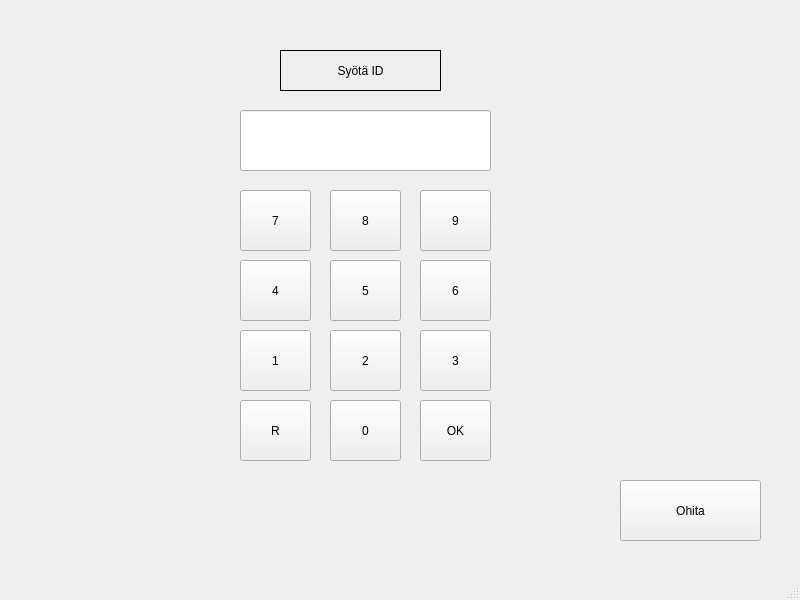
Old version of the form bankautomat/mainwindow.ui in the repository tvt21kmo-bank-project/group_5.
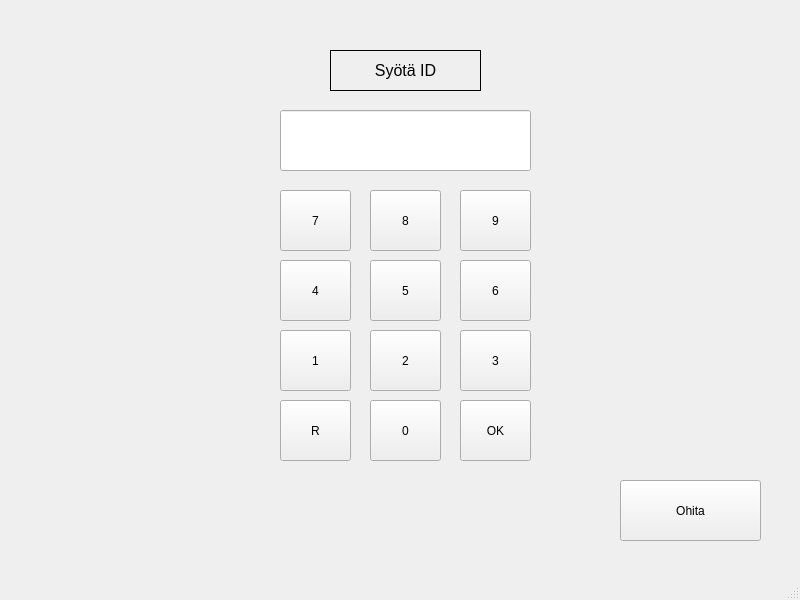
New version of the form.

```diff
--- a/bankautomat/mainwindow.ui
+++ b/bankautomat/mainwindow.ui
@@ -30,7 +30,7 @@
    <widget class="QPushButton" name="btnSeven">
     <property name="geometry">
      <rect>
-      <x>240</x>
+      <x>280</x>
       <y>190</y>
       <width>71</width>
       <height>61</height>
@@ -43,7 +43,7 @@
    <widget class="QPushButton" name="btnZero">
     <property name="geometry">
      <rect>
-      <x>330</x>
+      <x>370</x>
       <y>400</y>
       <width>71</width>
       <height>61</height>
@@ -56,7 +56,7 @@
    <widget class="QPushButton" name="btnOne">
     <property name="geometry">
      <rect>
-      <x>240</x>
+      <x>280</x>
       <y>330</y>
       <width>71</width>
       <height>61</height>
@@ -69,7 +69,7 @@
    <widget class="QPushButton" name="btnThree">
     <property name="geometry">
      <rect>
-      <x>420</x>
+      <x>460</x>
       <y>330</y>
       <width>71</width>
       <height>61</height>
@@ -82,7 +82,7 @@
    <widget class="QPushButton" name="btnTwo">
     <property name="geometry">
      <rect>
-      <x>330</x>
+      <x>370</x>
       <y>330</y>
       <width>71</width>
       <height>61</height>
@@ -95,7 +95,7 @@
    <widget class="QPushButton" name="btnFive">
     <property name="geometry">
      <rect>
-      <x>330</x>
+      <x>370</x>
       <y>260</y>
       <width>71</width>
       <height>61</height>
@@ -108,7 +108,7 @@
    <widget class="QPushButton" name="btnSix">
     <property name="geometry">
      <rect>
-      <x>420</x>
+      <x>460</x>
       <y>260</y>
       <width>71</width>
       <height>61</height>
@@ -121,7 +121,7 @@
    <widget class="QPushButton" name="btnReset">
     <property name="geometry">
      <rect>
-      <x>240</x>
+      <x>280</x>
       <y>400</y>
       <width>71</width>
       <height>61</height>
@@ -134,7 +134,7 @@
    <widget class="QPushButton" name="btnOK">
     <property name="geometry">
      <rect>
-      <x>420</x>
+      <x>460</x>
       <y>400</y>
       <width>71</width>
       <height>61</height>
@@ -147,7 +147,7 @@
    <widget class="QPushButton" name="btnFour">
     <property name="geometry">
      <rect>
-      <x>240</x>
+      <x>280</x>
       <y>260</y>
       <width>71</width>
       <height>61</height>
@@ -160,7 +160,7 @@
    <widget class="QPushButton" name="btnEight">
     <property name="geometry">
      <rect>
-      <x>330</x>
+      <x>370</x>
       <y>190</y>
       <width>71</width>
       <height>61</height>
@@ -173,7 +173,7 @@
    <widget class="QPushButton" name="btnNine">
     <property name="geometry">
      <rect>
-      <x>420</x>
+      <x>460</x>
       <y>190</y>
       <width>71</width>
       <height>61</height>
@@ -186,7 +186,7 @@
    <widget class="QLineEdit" name="lineEditID">
     <property name="geometry">
      <rect>
-      <x>240</x>
+      <x>280</x>
       <y>110</y>
       <width>251</width>
       <height>61</height>
@@ -199,12 +199,17 @@
    <widget class="QLabel" name="labelID">
     <property name="geometry">
      <rect>
-      <x>280</x>
+      <x>330</x>
       <y>50</y>
-      <width>161</width>
+      <width>151</width>
       <height>41</height>
      </rect>
     </property>
+    <property name="font">
+     <font>
+      <pointsize>12</pointsize>
+     </font>
+    </property>
     <property name="frameShape">
      <enum>QFrame::Panel</enum>
     </property>
```
Left out of the diff: 2 changed lines with no effect on the pictures.
